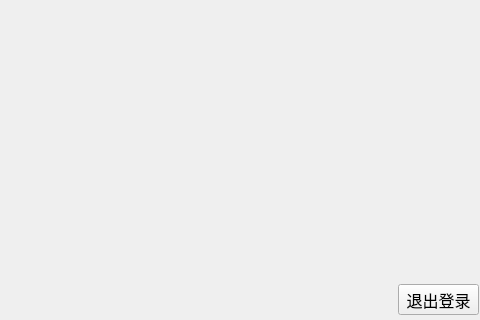
Sodataco/exam-system, file source/studentwindow.ui: the form before one commit; both pictures show x 232 to 712 and y 206 to 526 of the 712 by 526 pixel window.
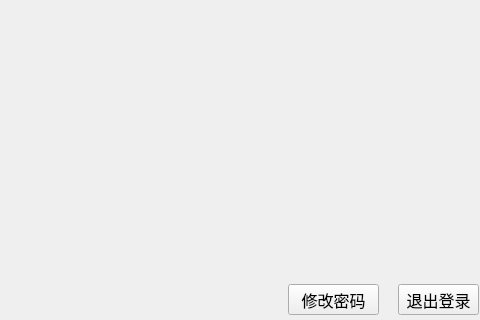
The form after the commit.

What changed in the file:
```diff
--- a/source/studentwindow.ui
+++ b/source/studentwindow.ui
@@ -85,6 +85,24 @@
     <string>查分</string>
    </property>
   </widget>
+  <widget class="QPushButton" name="pushButton">
+   <property name="geometry">
+    <rect>
+     <x>520</x>
+     <y>490</y>
+     <width>91</width>
+     <height>31</height>
+    </rect>
+   </property>
+   <property name="font">
+    <font>
+     <pointsize>12</pointsize>
+    </font>
+   </property>
+   <property name="text">
+    <string>修改密码</string>
+   </property>
+  </widget>
  </widget>
  <resources/>
  <connections/>
```
